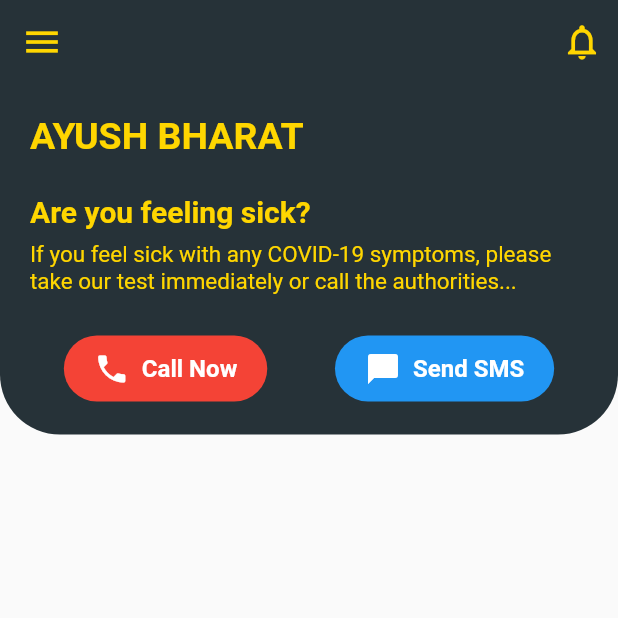
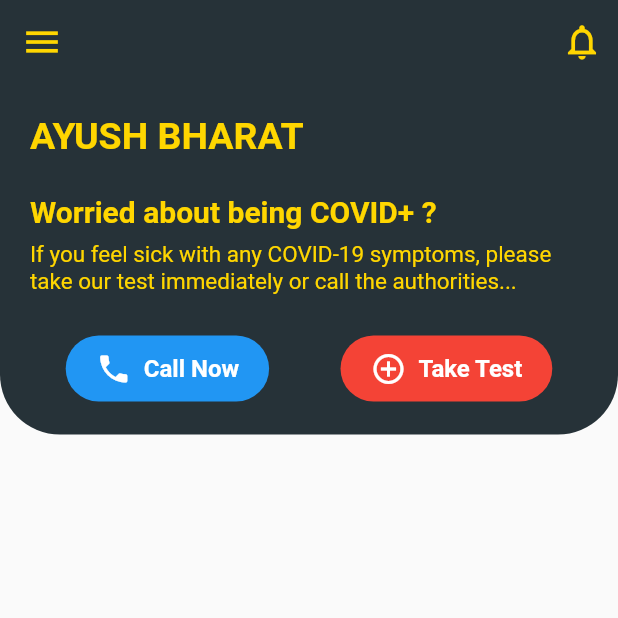
Before and after one commit to Kaiserb11/covid_symptom_app, a Flutter app: the HomePage screen opened directly, on a phone screen of 412 x 824 dp, the top half of it. Run offline on Flutter 3.47's test engine with Material 2 defaults, Android fonts, the phone set to English and light mode, and no system bars; Roboto replaces fonts that are missing (Montserrat).

Commit message:
Update home_page.dart

```diff
--- a/lib/pages/home_page.dart
+++ b/lib/pages/home_page.dart
@@ -16,7 +16,8 @@ class _HomePageState extends State<HomePage> {
       body: CustomScrollView(
         physics: ClampingScrollPhysics(),
         slivers: <Widget>[
-          _buildHeader(screenHeight)
+          _buildHeader(screenHeight),
+          _buildTestReport(screenHeight)
         ],
       ),
     );
@@ -51,7 +52,7 @@ SliverToBoxAdapter _buildHeader(double screenHeight) {
             crossAxisAlignment: CrossAxisAlignment.start,
             children: <Widget>[
               Text(
-                'Are you feeling sick?',
+                'Worried about being COVID+ ?',
                 style: TextStyle(
                   color: Colors.yellowAccent[700],
                   fontWeight: FontWeight.w600,
@@ -85,7 +86,7 @@ SliverToBoxAdapter _buildHeader(double screenHeight) {
                     horizontal: 20.0,
                   ),
                   onPressed: () {},
-                  color: Colors.red,
+                  color: Colors.blue,
                   shape: RoundedRectangleBorder(
                     borderRadius: BorderRadius.circular(30.0),
                   ),
@@ -108,16 +109,16 @@ SliverToBoxAdapter _buildHeader(double screenHeight) {
                     horizontal: 20.0,
                   ),
                   onPressed: () {},
-                  color: Colors.blue,
+                  color: Colors.red,
                   shape: RoundedRectangleBorder(
                     borderRadius: BorderRadius.circular(30.0),
                   ),
                   icon: const Icon(
-                    Icons.chat_bubble,
+                    Icons.add_circle_outline,
                     color: Colors.white,
                   ),
                   label: Text(
-                    'Send SMS',
+                    'Take Test',
                     style: TextStyle(
                       fontSize: 16.0,
                       fontWeight: FontWeight.w600,
@@ -132,3 +133,11 @@ SliverToBoxAdapter _buildHeader(double screenHeight) {
     ),
   );
 }
+
+SliverToBoxAdapter _buildTestReport(double screenHeight) {
+  return SliverToBoxAdapter(
+    child: Container(
+
+    ),
+  );
+}
```
